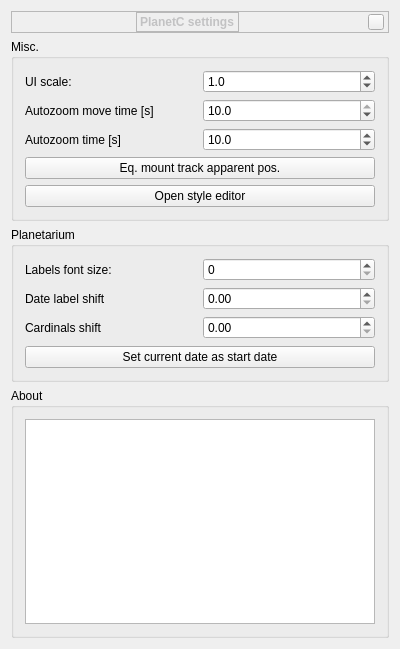
This is stellarium-0.14.2/plugins/PlanetC/src/planetc_Settings.ui in gcalderone/PlanetC as Qt 5 draws it before an edit. The edited form follows.
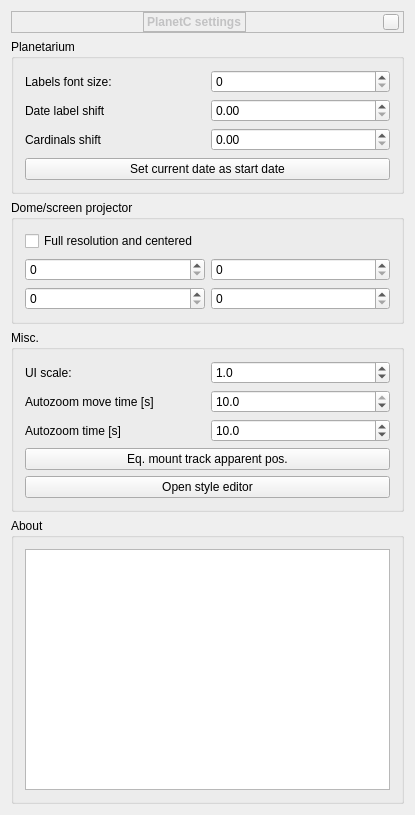
This is the edited form. Custom widgets are drawn as their Qt base class.

Commit message: Added 'Dome/Projector' section in PlanetC settings window

Diff of the .ui file:
```diff
--- a/stellarium-0.14.2/plugins/PlanetC/src/planetc_Settings.ui
+++ b/stellarium-0.14.2/plugins/PlanetC/src/planetc_Settings.ui
@@ -6,8 +6,8 @@
    <rect>
     <x>0</x>
     <y>0</y>
-    <width>394</width>
-    <height>649</height>
+    <width>415</width>
+    <height>815</height>
    </rect>
   </property>
   <property name="windowTitle">
@@ -185,6 +185,145 @@
      </layout>
     </widget>
    </item>
+   <item>
+    <widget class="QGroupBox" name="groupBoxContent_3">
+     <property name="title">
+      <string>Planetarium</string>
+     </property>
+     <layout class="QVBoxLayout" name="verticalLayout_4">
+      <property name="spacing">
+       <number>7</number>
+      </property>
+      <item>
+       <layout class="QGridLayout" name="gridLayout_6">
+        <item row="1" column="0">
+         <widget class="QLabel" name="label_21">
+          <property name="text">
+           <string>Date label shift </string>
+          </property>
+         </widget>
+        </item>
+        <item row="2" column="1">
+         <widget class="QDoubleSpinBox" name="spinCardShift">
+          <property name="decimals">
+           <number>2</number>
+          </property>
+          <property name="maximum">
+           <double>0.500000000000000</double>
+          </property>
+          <property name="singleStep">
+           <double>0.050000000000000</double>
+          </property>
+         </widget>
+        </item>
+        <item row="2" column="0">
+         <widget class="QLabel" name="label_22">
+          <property name="text">
+           <string>Cardinals shift </string>
+          </property>
+         </widget>
+        </item>
+        <item row="0" column="1">
+         <widget class="QSpinBox" name="spinClockFontSize"/>
+        </item>
+        <item row="1" column="1">
+         <widget class="QDoubleSpinBox" name="spinClockShift">
+          <property name="decimals">
+           <number>2</number>
+          </property>
+          <property name="maximum">
+           <double>0.500000000000000</double>
+          </property>
+          <property name="singleStep">
+           <double>0.050000000000000</double>
+          </property>
+         </widget>
+        </item>
+        <item row="0" column="0">
+         <widget class="QLabel" name="label_20">
+          <property name="text">
+           <string>Labels font size: </string>
+          </property>
+         </widget>
+        </item>
+       </layout>
+      </item>
+      <item>
+       <widget class="QPushButton" name="btnSetStartDate">
+        <property name="text">
+         <string>Set current date as start date</string>
+        </property>
+       </widget>
+      </item>
+     </layout>
+    </widget>
+   </item>
+   <item>
+    <widget class="QGroupBox" name="groupBoxContent_5">
+     <property name="title">
+      <string>Dome/screen projector</string>
+     </property>
+     <layout class="QVBoxLayout" name="verticalLayout_6">
+      <property name="spacing">
+       <number>7</number>
+      </property>
+      <item>
+       <widget class="QCheckBox" name="chkExtProjFullscreen">
+        <property name="toolTip">
+         <string>Show stellarium window in full screen</string>
+        </property>
+        <property name="text">
+         <string>Full resolution and centered</string>
+        </property>
+       </widget>
+      </item>
+      <item>
+       <layout class="QGridLayout" name="gridLayout_7">
+        <item row="2" column="0">
+         <widget class="QSpinBox" name="spinExtProjW">
+          <property name="toolTip">
+           <string>Window width</string>
+          </property>
+          <property name="maximum">
+           <number>9999</number>
+          </property>
+         </widget>
+        </item>
+        <item row="1" column="1">
+         <widget class="QSpinBox" name="spinExtProjY">
+          <property name="toolTip">
+           <string>Window top position</string>
+          </property>
+          <property name="maximum">
+           <number>9999</number>
+          </property>
+         </widget>
+        </item>
+        <item row="2" column="1">
+         <widget class="QSpinBox" name="spinExtProjH">
+          <property name="toolTip">
+           <string>Window height</string>
+          </property>
+          <property name="maximum">
+           <number>9999</number>
+          </property>
+         </widget>
+        </item>
+        <item row="1" column="0">
+         <widget class="QSpinBox" name="spinExtProjX">
+          <property name="toolTip">
+           <string>Window left position</string>
+          </property>
+          <property name="maximum">
+           <number>9999</number>
+          </property>
+         </widget>
+        </item>
+       </layout>
+      </item>
+     </layout>
+    </widget>
+   </item>
    <item>
     <widget class="QGroupBox" name="groupBoxContent_2">
      <property name="title">
@@ -293,79 +432,6 @@
      </layout>
     </widget>
    </item>
-   <item>
-    <widget class="QGroupBox" name="groupBoxContent_3">
-     <property name="title">
-      <string>Planetarium</string>
-     </property>
-     <layout class="QVBoxLayout" name="verticalLayout_4">
-      <property name="spacing">
-       <number>7</number>
-      </property>
-      <item>
-       <layout class="QGridLayout" name="gridLayout_6">
-        <item row="1" column="0">
-         <widget class="QLabel" name="label_21">
-          <property name="text">
-           <string>Date label shift </string>
-          </property>
-         </widget>
-        </item>
-        <item row="2" column="1">
-         <widget class="QDoubleSpinBox" name="spinCardShift">
-          <property name="decimals">
-           <number>2</number>
-          </property>
-          <property name="maximum">
-           <double>0.500000000000000</double>
-          </property>
-          <property name="singleStep">
-           <double>0.050000000000000</double>
-          </property>
-         </widget>
-        </item>
-        <item row="2" column="0">
-         <widget class="QLabel" name="label_22">
-          <property name="text">
-           <string>Cardinals shift </string>
-          </property>
-         </widget>
-        </item>
-        <item row="0" column="1">
-         <widget class="QSpinBox" name="spinClockFontSize"/>
-        </item>
-        <item row="1" column="1">
-         <widget class="QDoubleSpinBox" name="spinClockShift">
-          <property name="decimals">
-           <number>2</number>
-          </property>
-          <property name="maximum">
-           <double>0.500000000000000</double>
-          </property>
-          <property name="singleStep">
-           <double>0.050000000000000</double>
-          </property>
-         </widget>
-        </item>
-        <item row="0" column="0">
-         <widget class="QLabel" name="label_20">
-          <property name="text">
-           <string>Labels font size: </string>
-          </property>
-         </widget>
-        </item>
-       </layout>
-      </item>
-      <item>
-       <widget class="QPushButton" name="btnSetStartDate">
-        <property name="text">
-         <string>Set current date as start date</string>
-        </property>
-       </widget>
-      </item>
-     </layout>
-    </widget>
-   </item>
    <item>
     <widget class="QGroupBox" name="groupBoxContent_4">
      <property name="title">
```
Left out of the diff: 17 changed lines with no effect on the pictures. The commit also changes 8 other files.
